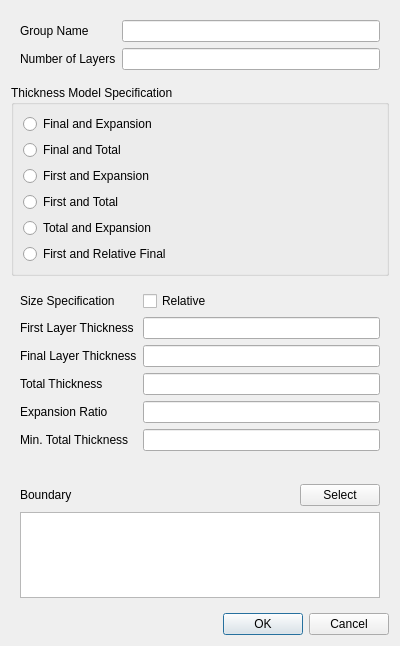
nextfoam/baram, file baramMesh/view/boundaryLayer/boundary_setting_dialog.ui: the form before one commit.
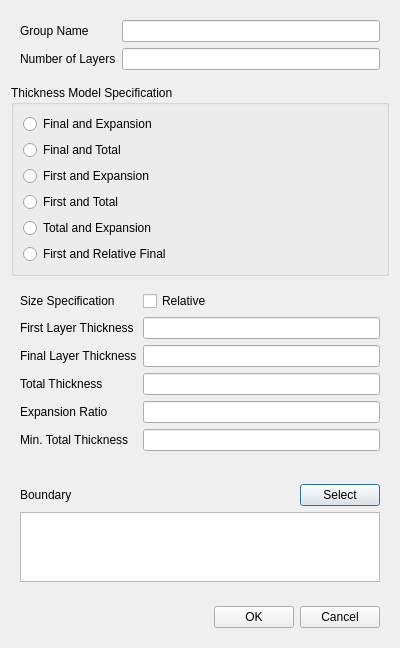
The form after the commit.

```diff
--- a/baramMesh/view/boundaryLayer/boundary_setting_dialog.ui
+++ b/baramMesh/view/boundaryLayer/boundary_setting_dialog.ui
@@ -15,6 +15,18 @@
   </property>
   <layout class="QVBoxLayout" name="verticalLayout_3">
    <item>
+    <widget class="QWidget" name="settings" native="true">
+     <layout class="QVBoxLayout" name="verticalLayout">
+      <property name="leftMargin">
+       <number>0</number>
+      </property>
+      <property name="topMargin">
+       <number>0</number>
+      </property>
+      <property name="rightMargin">
+       <number>0</number>
+      </property>
+      <item>
     <widget class="QWidget" name="widget" native="true">
      <layout class="QFormLayout" name="formLayout">
       <item row="0" column="0">
@@ -179,9 +191,15 @@
      </layout>
     </widget>
    </item>
+     </layout>
+    </widget>
+   </item>
    <item>
     <widget class="QWidget" name="widget_2" native="true">
      <layout class="QVBoxLayout" name="verticalLayout_2">
+      <property name="topMargin">
+       <number>0</number>
+      </property>
       <item>
        <widget class="QWidget" name="widget_4" native="true">
         <layout class="QHBoxLayout" name="horizontalLayout">
@@ -235,13 +253,36 @@
     </widget>
    </item>
    <item>
-    <widget class="QDialogButtonBox" name="buttonBox">
+    <widget class="QWidget" name="widget_5" native="true">
+     <layout class="QHBoxLayout" name="horizontalLayout_2">
+      <item>
+       <spacer name="horizontalSpacer_2">
      <property name="orientation">
       <enum>Qt::Horizontal</enum>
      </property>
-     <property name="standardButtons">
-      <set>QDialogButtonBox::Cancel|QDialogButtonBox::Ok</set>
-     </property>
+        <property name="sizeHint" stdset="0">
+         <size>
+          <width>181</width>
+          <height>20</height>
+         </size>
+        </property>
+       </spacer>
+      </item>
+      <item>
+       <widget class="QPushButton" name="ok">
+        <property name="text">
+         <string>OK</string>
+        </property>
+       </widget>
+      </item>
+      <item>
+       <widget class="QPushButton" name="cancel">
+        <property name="text">
+         <string>Cancel</string>
+        </property>
+       </widget>
+      </item>
+     </layout>
     </widget>
    </item>
   </layout>
```
Left out of the diff: 35 changed lines with no effect on the pictures. Lines whose indentation alone changed are shown as unchanged.
